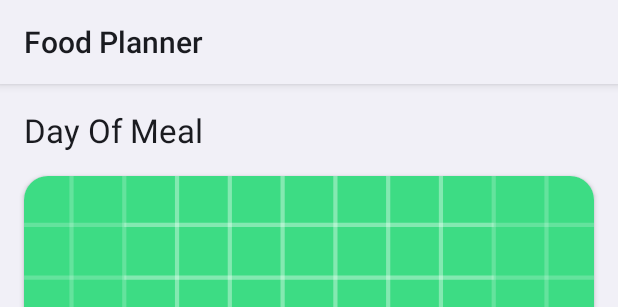
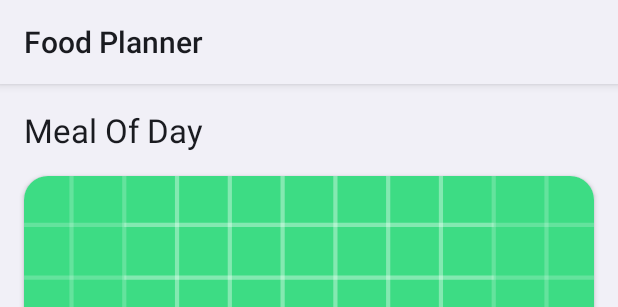
Before and after one commit to khaledeid1k/FoodPlanner, an Android app: the layout head_of_home.xml on its own in the app's theme, with its tools: preview values and no code run, on a phone screen of 412 x 824 dp. Shown: the top 307 px of the screen. Run offline under Robolectric (Android 15) with nearby library versions, the phone set to English and light mode, and no system bars.

Commit message:
enhance home Screen logic

```diff
--- a/app/src/main/java/com/example/foodplanner/ui/home/HomeFragment.java
+++ b/app/src/main/java/com/example/foodplanner/ui/home/HomeFragment.java
@@ -47,7 +47,7 @@ public class HomeFragment extends BaseFragment {
     void setup(View view) {
         recyclerView = view.findViewById(R.id.recycle_home);
         presenter = new HomePresenter(
-                RepositoryIm.getInstance(NetWork.getInstance()), "a");
+                RepositoryIm.getInstance(NetWork.getInstance()), "b");
         items = new ArrayList<>();
         homeAdapter = new HomeAdapter(getActivity(), items, presenter, presenter);
 
--- a/app/src/main/res/layout/head_of_home.xml
+++ b/app/src/main/res/layout/head_of_home.xml
@@ -13,7 +13,7 @@
         app:layout_constraintStart_toStartOf="parent"
         android:layout_marginTop="@dimen/margin_16"
         android:layout_marginStart="@dimen/margin_16"
-        android:text="@string/day_of_meal"
+        android:text="@string/meal_of_day"
         style="@style/TextAppearance.Material3.TitleLarge"
 
         />
--- a/app/src/main/res/values/strings.xml
+++ b/app/src/main/res/values/strings.xml
@@ -23,5 +23,5 @@
     <string name="home">Home</string>
     <string name="favourite">Favourite</string>
     <string name="plan">Plan</string>
-    <string name="day_of_meal">Day Of Meal</string>
+    <string name="meal_of_day">Meal Of Day</string>
 </resources>
```
Also changed, not shown: app/src/main/java/com/example/foodplanner/ui/home/HomePresenter.java (+21 -19 lines), app/src/main/java/com/example/foodplanner/ui/home/adapter/ItemsAdapter.java (+17 -23 lines).
